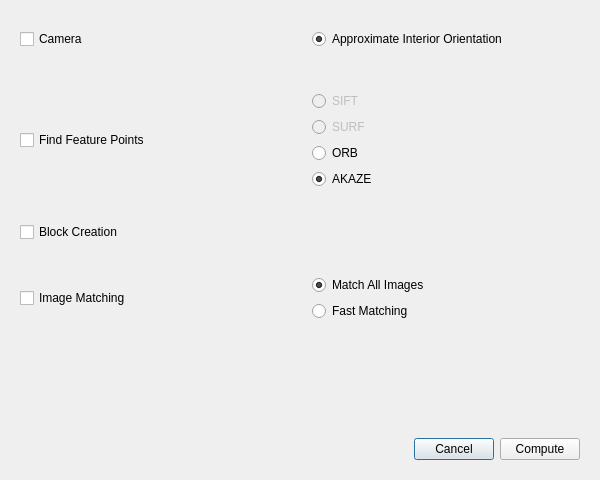
First picture: the form in ui_wins/win_crabSFM.ui, repository JohnCrabs/CrabsPhotogrammetry, before the edit.
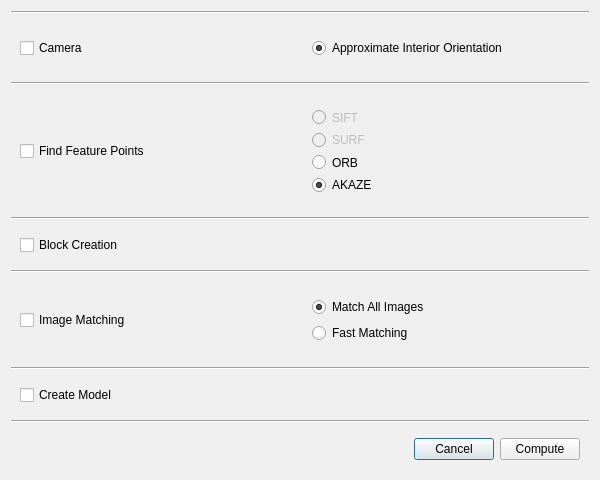
Second picture: the form after the edit.

The edit to the form file:
```diff
--- a/ui_wins/win_crabSFM.ui
+++ b/ui_wins/win_crabSFM.ui
@@ -26,15 +26,31 @@
    <string>CrabSFM</string>
   </property>
   <layout class="QVBoxLayout" name="verticalLayout">
+   <item>
+    <widget class="Line" name="line_5">
+     <property name="orientation">
+      <enum>Qt::Horizontal</enum>
+     </property>
+    </widget>
+   </item>
    <item>
     <widget class="QWidget" name="widget_camera" native="true">
      <layout class="QHBoxLayout" name="horizontalLayout">
       <item>
        <widget class="QCheckBox" name="checkBox_Camera">
+        <property name="enabled">
+         <bool>true</bool>
+        </property>
+        <property name="mouseTracking">
+         <bool>false</bool>
+        </property>
         <property name="text">
          <string>Camera</string>
         </property>
         <property name="checkable">
+         <bool>true</bool>
+        </property>
+        <property name="tristate">
          <bool>false</bool>
         </property>
        </widget>
@@ -58,6 +74,13 @@
      </layout>
     </widget>
    </item>
+   <item>
+    <widget class="Line" name="line">
+     <property name="orientation">
+      <enum>Qt::Horizontal</enum>
+     </property>
+    </widget>
+   </item>
    <item>
     <widget class="QWidget" name="widget_find_feature_points" native="true">
      <layout class="QHBoxLayout" name="horizontalLayout_2">
@@ -67,7 +90,7 @@
          <string>Find Feature Points</string>
         </property>
         <property name="checkable">
-         <bool>false</bool>
+         <bool>true</bool>
         </property>
        </widget>
       </item>
@@ -84,26 +107,26 @@
            </property>
           </widget>
          </item>
-         <item>
-          <widget class="QRadioButton" name="radio_AKAZE">
-           <property name="enabled">
-            <bool>false</bool>
-           </property>
-           <property name="text">
-            <string>SURF</string>
-           </property>
-          </widget>
-         </item>
          <item>
           <widget class="QRadioButton" name="radio_SURF">
+           <property name="enabled">
+            <bool>false</bool>
+           </property>
            <property name="text">
-            <string>ORB</string>
+            <string>SURF</string>
            </property>
           </widget>
          </item>
          <item>
           <widget class="QRadioButton" name="radio_ORB">
            <property name="text">
+            <string>ORB</string>
+           </property>
+          </widget>
+         </item>
+         <item>
+          <widget class="QRadioButton" name="radio_AKAZE">
+           <property name="text">
             <string>AKAZE</string>
            </property>
            <property name="checked">
@@ -117,6 +140,13 @@
      </layout>
     </widget>
    </item>
+   <item>
+    <widget class="Line" name="line_2">
+     <property name="orientation">
+      <enum>Qt::Horizontal</enum>
+     </property>
+    </widget>
+   </item>
    <item>
     <widget class="QWidget" name="widget_Block_Creation" native="true">
      <layout class="QHBoxLayout" name="horizontalLayout_5">
@@ -126,13 +156,20 @@
          <string>Block Creation</string>
         </property>
         <property name="checkable">
-         <bool>false</bool>
+         <bool>true</bool>
         </property>
        </widget>
       </item>
      </layout>
     </widget>
    </item>
+   <item>
+    <widget class="Line" name="line_3">
+     <property name="orientation">
+      <enum>Qt::Horizontal</enum>
+     </property>
+    </widget>
+   </item>
    <item>
     <widget class="QWidget" name="widget_image_matching" native="true">
      <layout class="QHBoxLayout" name="horizontalLayout_3">
@@ -142,6 +179,9 @@
          <string>Image Matching</string>
         </property>
         <property name="checkable">
+         <bool>true</bool>
+        </property>
+        <property name="checked">
          <bool>false</bool>
         </property>
        </widget>
@@ -172,6 +212,39 @@
      </layout>
     </widget>
    </item>
+   <item>
+    <widget class="Line" name="line_4">
+     <property name="orientation">
+      <enum>Qt::Horizontal</enum>
+     </property>
+    </widget>
+   </item>
+   <item>
+    <widget class="QWidget" name="widget_Create_Model" native="true">
+     <layout class="QHBoxLayout" name="horizontalLayout_6">
+      <item>
+       <widget class="QCheckBox" name="checkBox_Create_Model">
+        <property name="mouseTracking">
+         <bool>false</bool>
+        </property>
+        <property name="text">
+         <string>Create Model</string>
+        </property>
+        <property name="checkable">
+         <bool>true</bool>
+        </property>
+       </widget>
+      </item>
+     </layout>
+    </widget>
+   </item>
+   <item>
+    <widget class="Line" name="line_6">
+     <property name="orientation">
+      <enum>Qt::Horizontal</enum>
+     </property>
+    </widget>
+   </item>
    <item>
     <spacer name="verticalSpacer">
      <property name="orientation">
```
Left out of the diff: 9 changed lines with no effect on the pictures.
